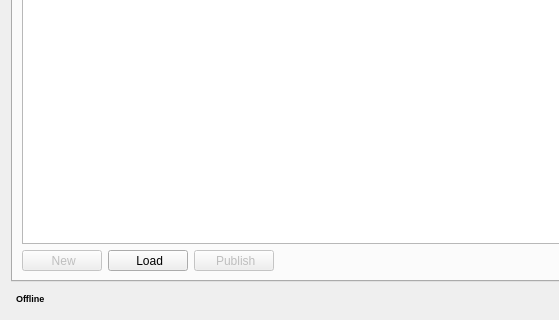
Old version of the form module/wildchildanimation/gui/forms/maya/swing_desktop.ui in the repository dearyangyu/swing; both pictures show x 0 to 559 and y 171 to 491 of the 700 by 491 pixel window.
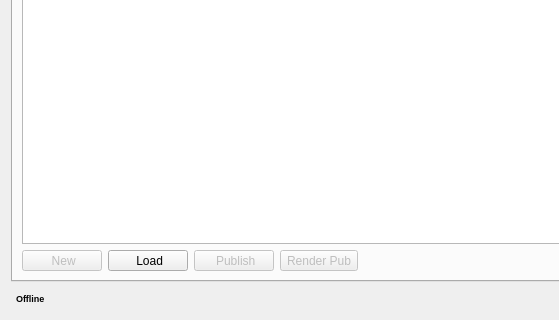
New version of the form. The open tabs and pages were chosen to show the change.

Commit message: refs updater, render pub, exr

```diff
--- a/module/wildchildanimation/gui/forms/maya/swing_desktop.ui
+++ b/module/wildchildanimation/gui/forms/maya/swing_desktop.ui
@@ -6,7 +6,7 @@
    <rect>
     <x>0</x>
     <y>0</y>
-    <width>668</width>
+    <width>700</width>
     <height>491</height>
    </rect>
   </property>
@@ -488,6 +488,16 @@
                </property>
               </widget>
              </item>
+             <item>
+              <widget class="QToolButton" name="toolButtonRenderPub">
+               <property name="enabled">
+                <bool>false</bool>
+               </property>
+               <property name="text">
+                <string>Render Pub</string>
+               </property>
+              </widget>
+             </item>
              <item>
               <spacer name="horizontalSpacer_2">
                <property name="orientation">
```
Left out of the diff: 2 changed lines with no effect on the pictures. The commit also changes 24 other files.
